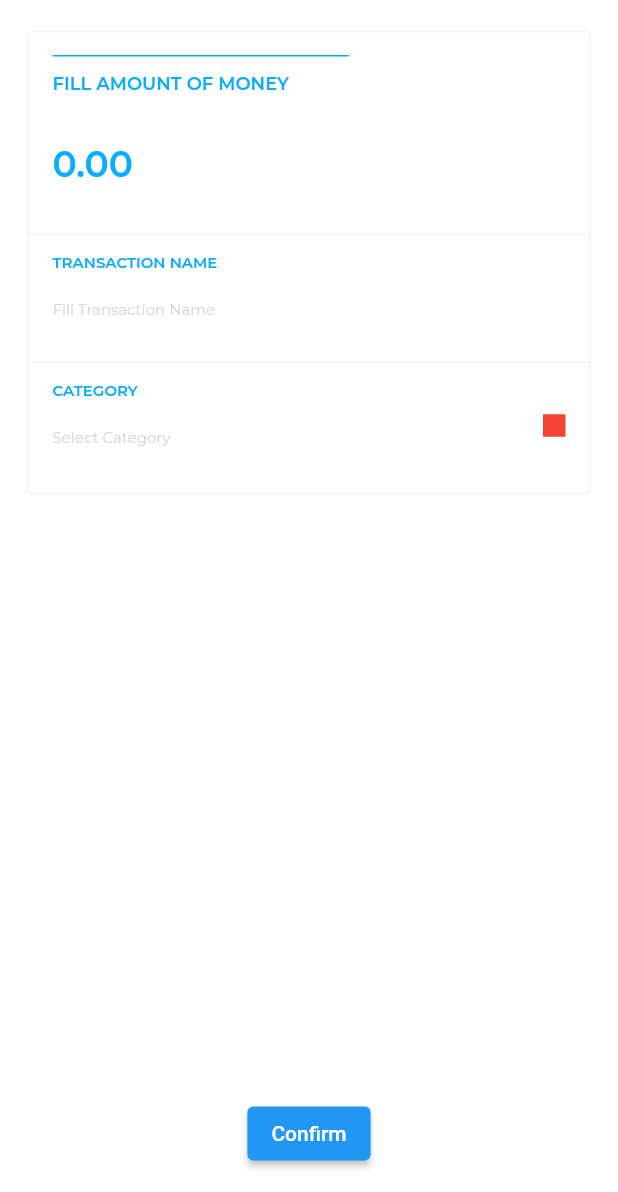
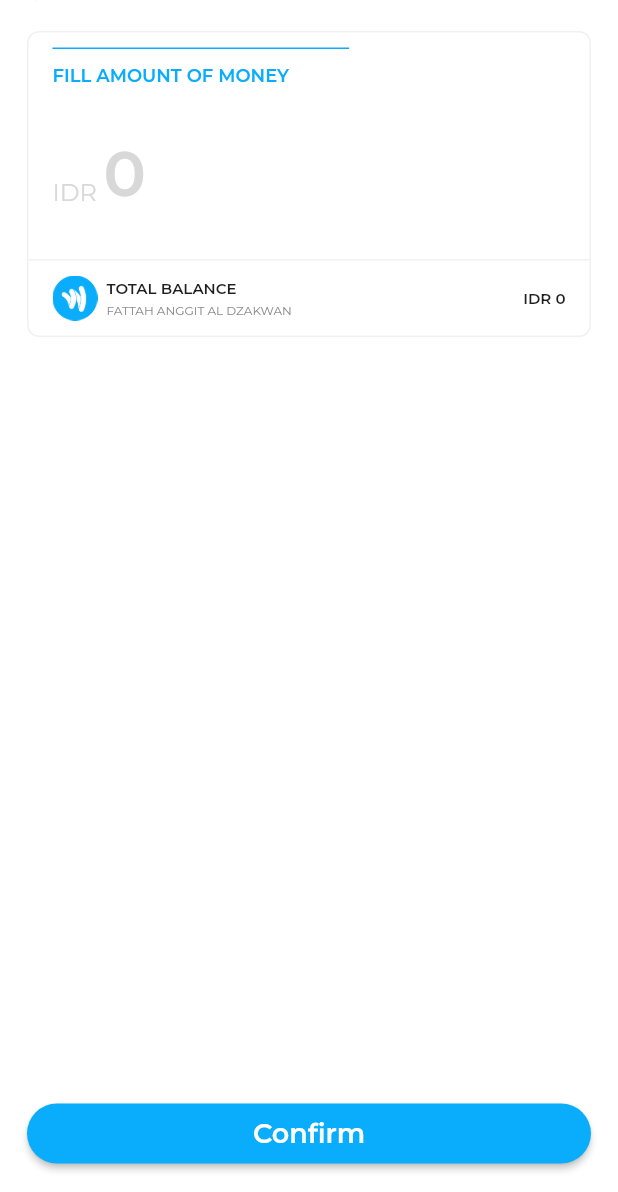
Before and after one commit to Fadzaa/flutter-weMoney-getx, a Flutter app: the AddCashBalanceView screen opened by its route, on a phone screen of 412 x 824 dp, the part 44-1236 px from its top. Run offline on Flutter 3.47's test engine with Material 2 defaults, Android fonts, the phone set to English and light mode, and no system bars; our stand-ins replace flutter_svg, get, google_fonts, introduction_screen, mask_text_input_formatter, persistent_bottom_nav_bar.

Commit message:
style: [FA] style add cash balance page

```diff
--- a/lib/app/features/add_cash_balance/add_cash_balance_view.dart
+++ b/lib/app/features/add_cash_balance/add_cash_balance_view.dart
@@ -1,8 +1,11 @@
 import 'package:flutter/material.dart';
 import 'package:get/get.dart';
+import 'package:we_money_getx/app/features/home_page/components/total_balance.dart';
 import 'package:we_money_getx/app/global_components/app_bar.dart';
+import 'package:we_money_getx/common/routes/app_pages.dart';
 
 import '../../../common/helper/index.dart';
+import '../../../common/helper/text_formatting.dart';
 
 class AddCashBalanceView extends StatelessWidget {
   const AddCashBalanceView({super.key});
@@ -23,12 +26,12 @@ class AddCashBalanceView extends StatelessWidget {
 
             Container(
               width: width,
-              padding: const EdgeInsets.symmetric(
-                vertical: 15,
+              padding: const EdgeInsets.only(
+                top: 10,
               ),
               decoration: BoxDecoration(
                   color: Colors.white,
-                  borderRadius: BorderRadius.circular(4),
+                  borderRadius: BorderRadius.circular(8),
                   border: Border.all(color: lineColor, width: 1)),
               child: Column(
                 crossAxisAlignment: CrossAxisAlignment.start,
@@ -64,20 +67,57 @@ class AddCashBalanceView extends StatelessWidget {
                             ),
                             Padding(
                               padding: const EdgeInsets.symmetric(vertical: 20),
+                              child: Stack(
+                                children: [
+                                  Padding(
+                                    padding: const EdgeInsets.only(left: 34),
                                     child: TextField(
+                                      // focusNode: focusNode,
+                                      inputFormatters: [maskFormatter],
+                                      showCursor: false,
                                       decoration: InputDecoration(
-                                    hintText: "0.00",
-                                    hintStyle: tsPrimaryMedium.copyWith(
-                                        fontSize: 24,
-                                        fontWeight: FontWeight.w600,
-                                        color: primaryColor),
+                                        hintText: "0",
+                                        hintStyle: tsBalance.copyWith(
+                                            color: hintColor
+                                        ),
                                         border: InputBorder.none,
                                       ),
-                                  style: tsPrimaryMedium.copyWith(
-                                      fontSize: 24,
-                                      fontWeight: FontWeight.w600,
-                                      color: primaryColor),
+                                      style: tsBalance,
+                                      onChanged: (value) {
+                                        if (value.length == 3 || value.length == 7) {
+                                          // Add a period after the third digit
+                                          maskFormatter.updateMask(mask: '#.###.###');
+                                          print(value);
+                                        } else if (value.length == 5 || value.length == 9){
+                                          // Allow only three digits before the period
+                                          maskFormatter.updateMask(mask: "##.###.###");
+                                        } else if (value.length == 0) {
+                                          maskFormatter.updateMask(mask: "#");
+                                        }else {
+                                          maskFormatter.updateMask(mask: "###.###.###");
+                                        }
+                                        // Get the current cursor position
+                                        // final cursorPosition = _controller.selection.start;
+                                        //
+                                        // // Set the cursor position after updating the mask
+                                        // _controller.selection = TextSelection.fromPosition(
+                                        //   TextPosition(offset: cursorPosition + 2),
+                                        // );
+                                      },
+                                    ),
+                                  ),
+                                  Positioned(
+                                      bottom: 14,
+                                      child: Text("IDR",
+                                          style: tsHint.copyWith(
+                                              fontSize: 16,
+                                              color:
+                                              // controller.focusNode.hasFocus ? primaryTextColor :
+                                              hintColor
+                                          ))
                                   )
+                                ],
+                              ),
                             ),
                           ],
                         ),
@@ -90,88 +130,32 @@ class AddCashBalanceView extends StatelessWidget {
                     ],
                   ),
 
-                  Padding(
-                    padding: EdgeInsets.symmetric(horizontal: 16, vertical: 12),
-                    child: Column(
-                      crossAxisAlignment: CrossAxisAlignment.start,
-                      children: [
-                        Text("TRANSACTION NAME",
-                            style: tsPrimaryMedium.copyWith(
-                              fontWeight: FontWeight.w600,
-                            )),
-
-                        TextField(
-                          decoration: InputDecoration(
-                            hintText: "Fill Transaction Name",
-                            hintStyle: tsHint,
-                            border: InputBorder.none,
-                          ),
-                          style: tsPrimaryMedium.copyWith(
-                              fontSize: 14,
-                              fontWeight: FontWeight.w600,
-                              color: primaryColor),
-
-                        ),
-                      ],
-                    ),
-                  ),
-
-                  const Divider(
-                    color: lineColor,
-                    height: 1,
-                    thickness: 1,
-                  ),
-
-
-
-                  Container(
-                    padding: EdgeInsets.fromLTRB(16, 12, 16, 0),
-                    child: Row(
-                      mainAxisAlignment: MainAxisAlignment.spaceBetween,
-                      crossAxisAlignment: CrossAxisAlignment.center,
-                      children: [
-                        Column(
-                          crossAxisAlignment: CrossAxisAlignment.start,
-                          children: [
-                            Text("CATEGORY",
-                                style: tsPrimaryMedium.copyWith(
-                                  fontWeight: FontWeight.w600,
-                                )),
-
-                            SizedBox(
-                              width: 100,
-                              child: TextField(
-                                decoration: InputDecoration(
-                                  hintText: "Select Category",
-                                  hintStyle: tsHint,
-                                  border: InputBorder.none,
-                                ),
-                                style: tsPrimaryMedium.copyWith(
-                                    fontSize: 14,
-                                    fontWeight: FontWeight.w600,
-                                    color: primaryColor),
-
-                              ),
-                            ),
-                          ],
-                        ),
-
-                        Container(
-                          width: 15,
-                          height: 15,
-                          color: Colors.red,
+                  accountList(
+                      icon: "assets/icon_cash.png",
+                      accountCard: "TOTAL BALANCE",
+                      accountName: "FATTAH ANGGIT AL DZAKWAN",
+                      accountBalance: "0"
                   )
-                      ],
-                    ),
-                  ),
 
                 ],
               ),
             ),
 
-            Expanded(child: Container(),),
+            Expanded(child: Container()),
 
-            ElevatedButton(onPressed: () {}, child: Text("Confirm"))
+            ElevatedButton(
+                onPressed: () {
+                  Get.back();
+                },
+                style: ElevatedButton.styleFrom(
+                  fixedSize: Size(width, 40),
+                  backgroundColor: primaryColor,
+                  shape: RoundedRectangleBorder(
+                    borderRadius: BorderRadius.circular(32),
+                  ),
+                ),
+                child: Text("Confirm", style: tsButton,)
+            )
 
           ],
         ),
--- a/lib/app/features/home_page/components/total_balance.dart
+++ b/lib/app/features/home_page/components/total_balance.dart
@@ -142,7 +142,7 @@ Widget accountList(
       children: [
         Row(
           children: [
-            Image.asset(icon),
+            Image.asset(icon, width: 30, height: 30,),
             SizedBox(
               width: 6,
             ),
```
Also changed, not shown: assets/icon_cash.png (added). Lines whose indentation alone changed are shown as unchanged.
